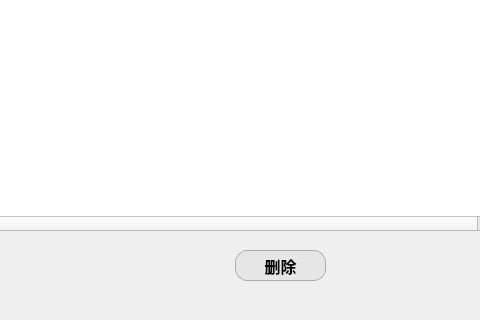
Old version of the form AdminMainWindow.ui in the repository ImmortalWatcher/Flient_Management; both pictures show x 205 to 685 and y 280 to 600 of the 800 by 600 pixel window.
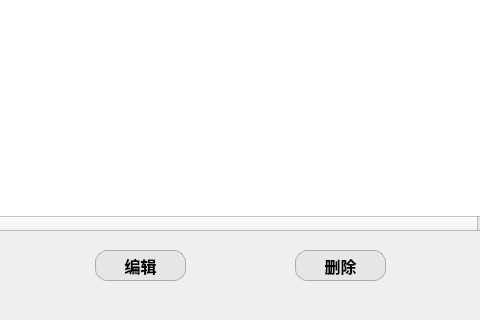
New version of the form. The open tabs and pages were chosen to show the change. Icons and pictures are not drawn.

Commit message: 问题7解决

```diff
--- a/AdminMainWindow.ui
+++ b/AdminMainWindow.ui
@@ -932,7 +932,7 @@
      <widget class="QPushButton" name="deleteUserBtn">
       <property name="geometry">
        <rect>
-        <x>290</x>
+        <x>350</x>
         <y>480</y>
         <width>91</width>
         <height>31</height>
@@ -957,6 +957,34 @@
        <string>删除</string>
       </property>
      </widget>
+     <widget class="QPushButton" name="deleteUserBtn_2">
+      <property name="geometry">
+       <rect>
+        <x>150</x>
+        <y>480</y>
+        <width>91</width>
+        <height>31</height>
+       </rect>
+      </property>
+      <property name="font">
+       <font>
+        <family>华文楷体</family>
+        <pointsize>12</pointsize>
+        <bold>true</bold>
+       </font>
+      </property>
+      <property name="styleSheet">
+       <string notr="true">QPushButton {
+    background-color:#e6e6e6;
+    color: black;
+    border: 1px solid #ababab;
+    border-radius: 12px;
+}</string>
+      </property>
+      <property name="text">
+       <string>编辑</string>
+      </property>
+     </widget>
     </widget>
     <widget class="QWidget" name="page_4"/>
    </widget>
```
Left out of the diff: 2 changed lines with no effect on the pictures. The commit also changes 2 other files.
